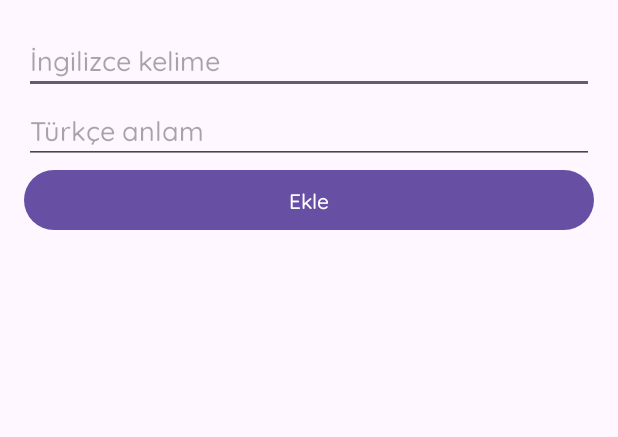
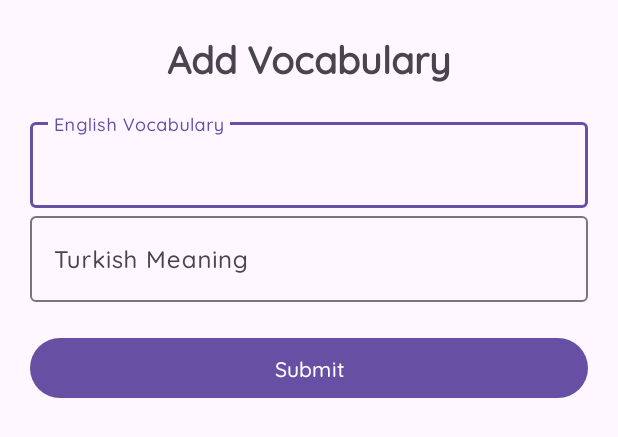
Before and after one commit to myeniadim/LingoApp, an Android app: the layout add_word_dialog.xml on its own in the app's theme, with its tools: preview values and no code run, on a phone screen of 412 x 824 dp. Shown: the top 437 px of the screen. Run offline under Robolectric (Android 15) with nearby library versions, the phone set to English and light mode, and no system bars.

Commit message:
change design of flashcards feature

```diff
--- a/app/src/main/res/drawable/textview_border.xml
+++ b/app/src/main/res/drawable/textview_border.xml
@@ -1,5 +1,5 @@
 <shape xmlns:android="http://schemas.android.com/apk/res/android">
-    <solid android:color="@color/blue" />
+    <solid android:color="@color/yellow" />
     <stroke
         android:width="2dp"
         android:color="@color/black"/>
--- a/app/src/main/res/layout/add_word_dialog.xml
+++ b/app/src/main/res/layout/add_word_dialog.xml
@@ -1,26 +1,48 @@
 <?xml version="1.0" encoding="utf-8"?>
-<LinearLayout
-    xmlns:android="http://schemas.android.com/apk/res/android"
+<LinearLayout xmlns:android="http://schemas.android.com/apk/res/android"
     android:layout_width="match_parent"
     android:layout_height="wrap_content"
-    android:padding="16dp"
+    xmlns:app="http://schemas.android.com/apk/res-auto"
+    android:padding="20dp"
     android:orientation="vertical">
 
-    <EditText
+    <TextView
+        android:layout_width="match_parent"
+        android:layout_height="wrap_content"
+        android:layout_weight="1"
+        android:text="Add Vocabulary"
+        android:textStyle="bold"
+        android:textSize="25sp"
+        android:gravity="center"
+        android:layout_marginBottom="20dp"
+        />
+    <com.google.android.material.textfield.TextInputLayout
+        android:layout_width="match_parent"
+        android:layout_height="wrap_content">
+
+    <com.google.android.material.textfield.TextInputEditText
         android:id="@+id/etEnglish"
         android:layout_width="match_parent"
         android:layout_height="wrap_content"
-        android:hint="İngilizce kelime" />
+        android:hint="English Vocabulary"
+        />
+    </com.google.android.material.textfield.TextInputLayout>
 
-    <EditText
+    <com.google.android.material.textfield.TextInputLayout
+        android:layout_width="match_parent"
+        android:layout_height="wrap_content">
+
+    <com.google.android.material.textfield.TextInputEditText
         android:id="@+id/etTurkish"
         android:layout_width="match_parent"
         android:layout_height="wrap_content"
-        android:hint="Türkçe anlam" />
-
+        android:hint="Turkish Meaning"
+        />
+    </com.google.android.material.textfield.TextInputLayout>
     <Button
         android:id="@+id/btnSubmit"
+        android:layout_marginTop="20dp"
         android:layout_width="match_parent"
         android:layout_height="wrap_content"
-        android:text="Ekle" />
+        android:text="Submit" />
 </LinearLayout>
--- a/app/src/main/res/layout/item_vocabulary.xml
+++ b/app/src/main/res/layout/item_vocabulary.xml
@@ -11,11 +11,11 @@
         android:layout_width="wrap_content"
         android:layout_height="wrap_content"
         android:textStyle="bold"
-        android:textSize="16sp"/>
+        android:textSize="20sp"/>
 
     <TextView
         android:id="@+id/tvTurkishWord"
         android:layout_width="wrap_content"
         android:layout_height="wrap_content"
-        android:textSize="14sp"/>
+        android:textSize="18sp"/>
 </LinearLayout>
```
Also changed, not shown: app/src/main/java/com/msku/ceng3505/lingoapp/activities/LoginActivity.java (+10 -0 lines), app/src/main/java/com/msku/ceng3505/lingoapp/activities/RegisterActivity.java (+10 -0 lines), app/src/main/res/layout/fragment_flashcards.xml (+6 -4 lines).
